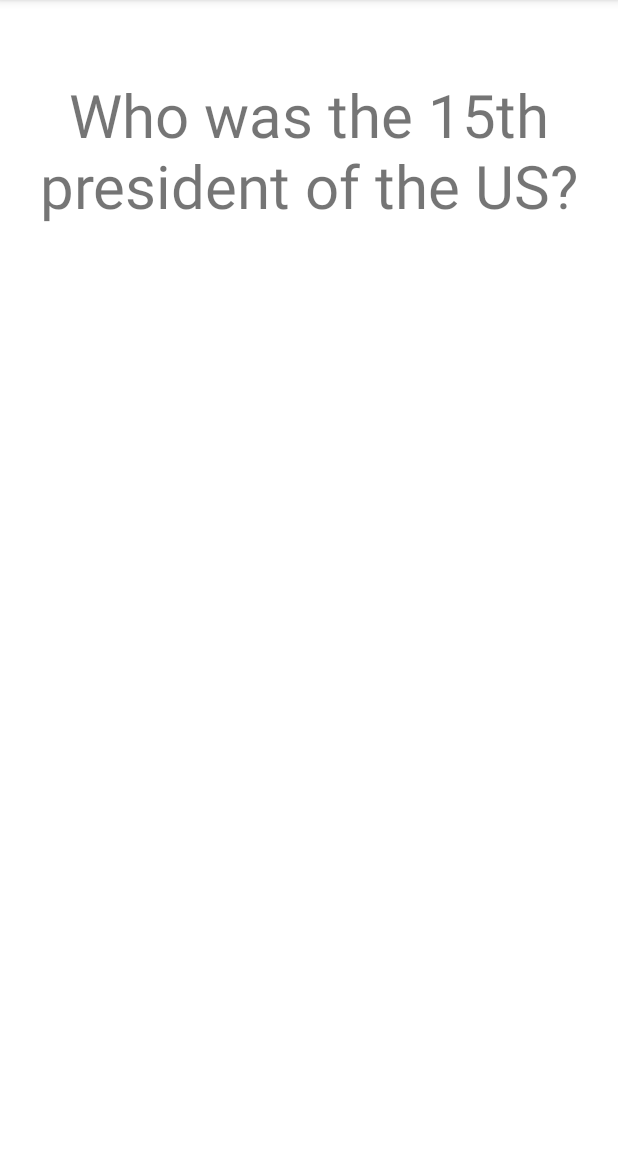
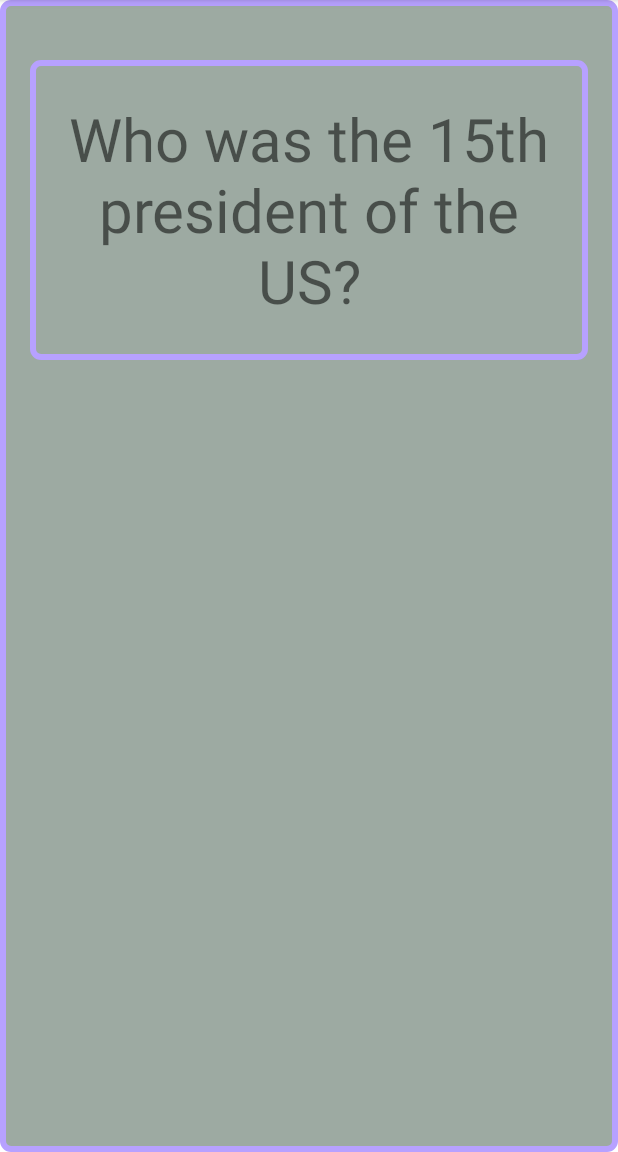
Before and after one commit to nkellogg2/FlashcardAppActual, an Android app: the screen it shows after launch (MainActivity), on a phone screen of 412 x 824 dp, the part 84-1236 px from its top. Run offline under Robolectric (Android 15) with nearby library versions, the light colour scheme and no system bars.

Commit message:
Added toggling ability as well as improved styling for each view

```diff
--- a/app/src/main/java/com/example/flashcardappactual/MainActivity.java
+++ b/app/src/main/java/com/example/flashcardappactual/MainActivity.java
@@ -18,6 +18,13 @@ public class MainActivity extends AppCompatActivity {
                 findViewById(R.id.flashcardAnswer).setVisibility(View.VISIBLE);
             }
         });
+        findViewById(R.id.flashcardAnswer).setOnClickListener(new View.OnClickListener() {
+            @Override
+            public void onClick(View v) {
+                findViewById(R.id.flashcardAnswer).setVisibility(View.INVISIBLE);
+                findViewById(R.id.flashcardQuestion).setVisibility(View.VISIBLE);
+            }
+        });
     }
 
 }
--- /dev/null
+++ b/app/src/main/res/drawable/answer_background.xml
@@ -0,0 +1,13 @@
+<?xml version="1.0" encoding="utf-8"?>
+<shape xmlns:android="http://schemas.android.com/apk/res/android"
+    android:shape="rectangle">
+    <corners android:radius="5dp"/>
+    <stroke android:width="4dp" android:color="#00ca72 " />
+    <solid android:color="#9DAAA2" />
+    <padding android:left="20dp" android:bottom="20dp"
+        android:right="20dp" android:top="20dp" />
+
+
+
+
+</shape>
--- /dev/null
+++ b/app/src/main/res/drawable/question_background.xml
@@ -0,0 +1,13 @@
+<?xml version="1.0" encoding="utf-8"?>
+<shape xmlns:android="http://schemas.android.com/apk/res/android"
+    android:shape="rectangle">
+    <corners android:radius="5dp"/>
+    <stroke android:width="4dp" android:color="#B7A1FF" />
+    <solid android:color="#9DAAA2" />
+    <padding android:left="20dp" android:bottom="20dp"
+        android:right="20dp" android:top="20dp" />
+
+
+
+
+</shape>
--- a/app/src/main/res/layout/activity_main.xml
+++ b/app/src/main/res/layout/activity_main.xml
@@ -4,15 +4,20 @@
     xmlns:tools="http://schemas.android.com/tools"
     android:layout_width="match_parent"
     android:layout_height="match_parent"
-    tools:context=".MainActivity">
+    tools:context=".MainActivity"
+    android:background="@drawable/question_background">
 
     <TextView
         android:layout_width="match_parent"
         android:layout_height="200dp"
         android:id="@+id/flashcardQuestion"
         android:gravity="center"
-        android:text="Who was the 15th president of the US?"
+        android:text="@string/who_was_the_15th_president_of_the_us"
         android:textSize="40sp"
+        android:background="@drawable/question_background"
+        android:layout_marginTop="20dp"
+        android:paddingLeft="15dp"
+        android:paddingRight="15dp"
 
 
         />
@@ -23,9 +28,13 @@
         android:layout_width="match_parent"
         android:layout_height="200dp"
         android:gravity="center"
-        android:text="James Buchanan"
+        android:text="@string/james_buchanan"
         android:textSize="40sp"
-        android:visibility="invisible"/>
+        android:visibility="invisible"
+        android:layout_marginTop="20dp"
+        android:paddingLeft="15dp"
+        android:paddingRight="15dp"
+        android:background="@drawable/answer_background"/>
 
 
 </RelativeLayout>
--- a/app/src/main/res/values/strings.xml
+++ b/app/src/main/res/values/strings.xml
@@ -1,3 +1,5 @@
 <resources>
     <string name="app_name">FlashcardAppActual</string>
+    <string name="james_buchanan">James Buchanan</string>
+    <string name="who_was_the_15th_president_of_the_us">Who was the 15th president of the US?</string>
 </resources>
```
